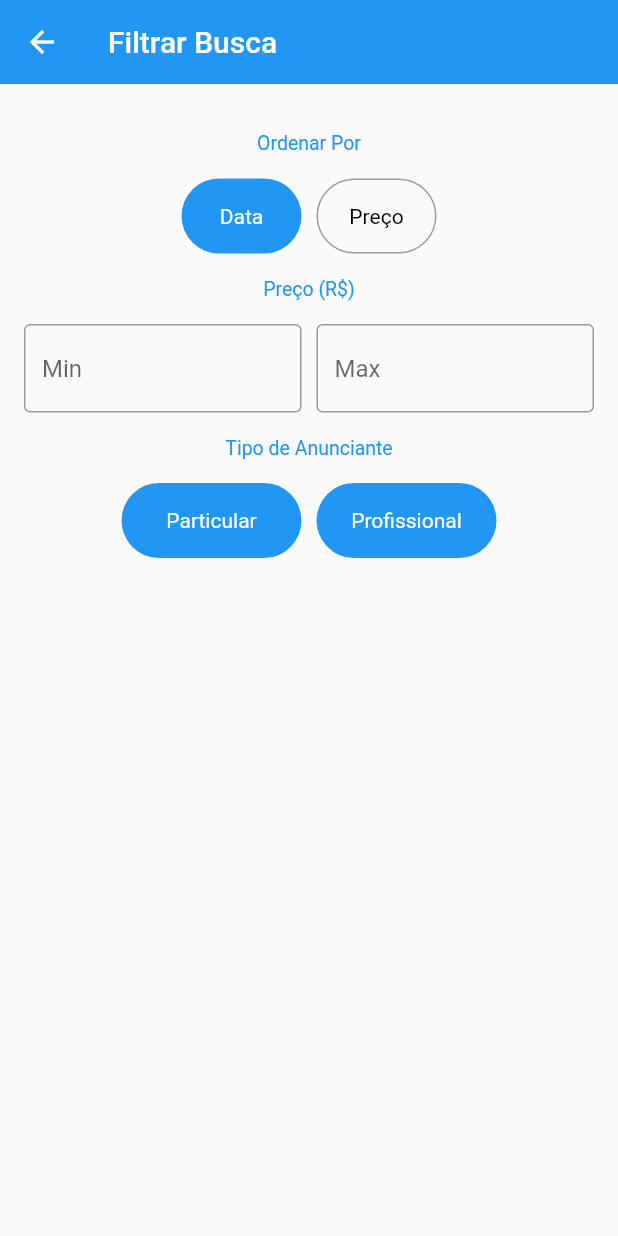
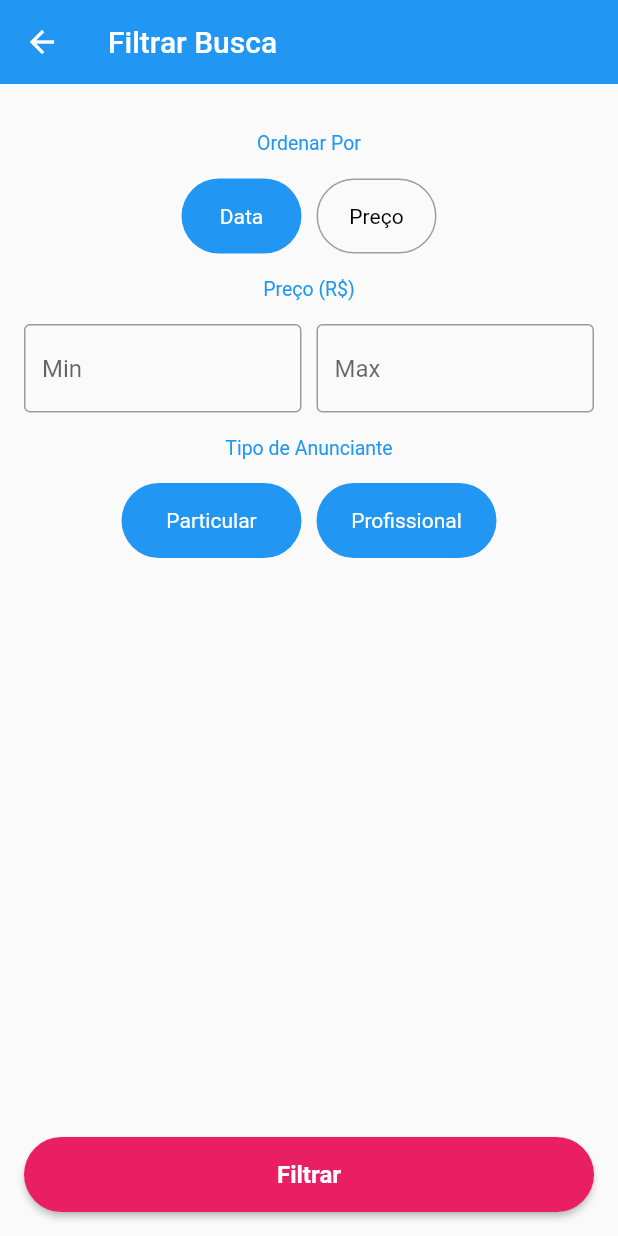
Before and after one commit to evrtonpires/olx, a Flutter app: the FilterScreen screen opened directly, on a phone screen of 412 x 824 dp. Run offline on Flutter 3.47's test engine with Material 2 defaults, Android fonts, the phone set to English and light mode, and no system bars; our stand-ins replace brasil_fields, rxdart.

Commit message:
Criando o Botão Animado do Filtro

```diff
--- a/lib/screens/filter/filter_screen.dart
+++ b/lib/screens/filter/filter_screen.dart
@@ -1,5 +1,6 @@
 import 'package:flutter/material.dart';
 import 'package:xlo/models/filter.dart';
+import 'package:xlo/screens/filter/widgets/animated_button.dart';
 import 'package:xlo/screens/filter/widgets/order_by_filter.dart';
 import 'package:xlo/screens/filter/widgets/price_range_field.dart';
 import 'package:xlo/screens/filter/widgets/section_title.dart';
@@ -12,6 +13,7 @@ class FilterScreen extends StatefulWidget {
 
 class _FilterScreenState extends State<FilterScreen> {
   final GlobalKey<FormState> _formKey = GlobalKey<FormState>();
+  final ScrollController _scrollController = ScrollController();
 
   @override
   Widget build(BuildContext context) {
@@ -25,6 +27,7 @@ class _FilterScreenState extends State<FilterScreen> {
           Form(
             key: _formKey,
             child: ListView(
+              controller: _scrollController,
               padding: EdgeInsets.all(16),
               children: <Widget>[
                 const Center(child: SectionTitle(title: "Ordenar Por")),
@@ -34,10 +37,13 @@ class _FilterScreenState extends State<FilterScreen> {
                 const Center(child: SectionTitle(title: "Tipo de Anunciante")),
                 VendorTypeField(
                   initialValue: VENDOR_TYPE_PARTICULAR | VENDOR_TYPE_PROFISSIONAL,
-                  onSaved: (valor) {},)
+                  onSaved: (valor) {},),
+                SizedBox(height: 500),
               ],
             ),
-          )
+          ),
+
+          AnimatedButton(scrollController: _scrollController, onTap: () {})
         ],
       ),
     );
--- /dev/null
+++ b/lib/screens/filter/widgets/animated_button.dart
@@ -0,0 +1,86 @@
+import 'package:flutter/material.dart';
+
+class AnimatedButton extends StatefulWidget {
+  AnimatedButton({@required this.scrollController, @required this.onTap});
+
+  final ScrollController scrollController;
+  final VoidCallback onTap;
+
+  @override
+  _AnimatedButtonState createState() => _AnimatedButtonState();
+}
+
+class _AnimatedButtonState extends State<AnimatedButton>
+    with SingleTickerProviderStateMixin {
+  AnimationController _controller;
+
+  Animation<EdgeInsets> _edgeAnimation;
+  Animation<double> _radiusAnimation;
+
+  ScrollController get scrollController => widget.scrollController;
+
+  VoidCallback get onTap => widget.onTap;
+
+  @override
+  void initState() {
+    super.initState();
+    _controller = AnimationController(
+        vsync: this, duration: const Duration(microseconds: 200));
+
+    _edgeAnimation = EdgeInsetsTween(
+            begin: const EdgeInsets.fromLTRB(16, 0, 16, 16),
+            end: EdgeInsets.zero)
+        .animate(_controller);
+    _radiusAnimation = Tween<double>(begin: 25, end: 0).animate(_controller);
+
+    scrollController.addListener(positionChanged);
+  }
+
+  void positionChanged() {
+    if (scrollController.offset >
+        0.98 * scrollController.position.maxScrollExtent) {
+      _controller.forward();
+    } else {
+      _controller.reverse();
+    }
+  }
+
+  @override
+  void dispose() {
+    _controller.dispose();
+    scrollController.removeListener(positionChanged);
+    super.dispose();
+  }
+
+  @override
+  Widget build(BuildContext context) {
+    return AnimatedBuilder(
+      animation: _controller,
+      builder: (_, __) {
+        return Positioned(
+          bottom: 0,
+          left: 0,
+          right: 0,
+          child: Container(
+            height: 50,
+            margin: _edgeAnimation.value,
+            child: RaisedButton(
+              onPressed: onTap,
+              color: Colors.pink,
+              child: const Text(
+                "Filtrar",
+                style: TextStyle(
+                  color: Colors.white,
+                  fontSize: 16,
+                  fontWeight: FontWeight.w600,
+                ),
+              ),
+              shape: RoundedRectangleBorder(
+                  borderRadius: BorderRadius.circular(_radiusAnimation.value)),
+            ),
+          ),
+        );
+      },
+    );
+  }
+}
```
